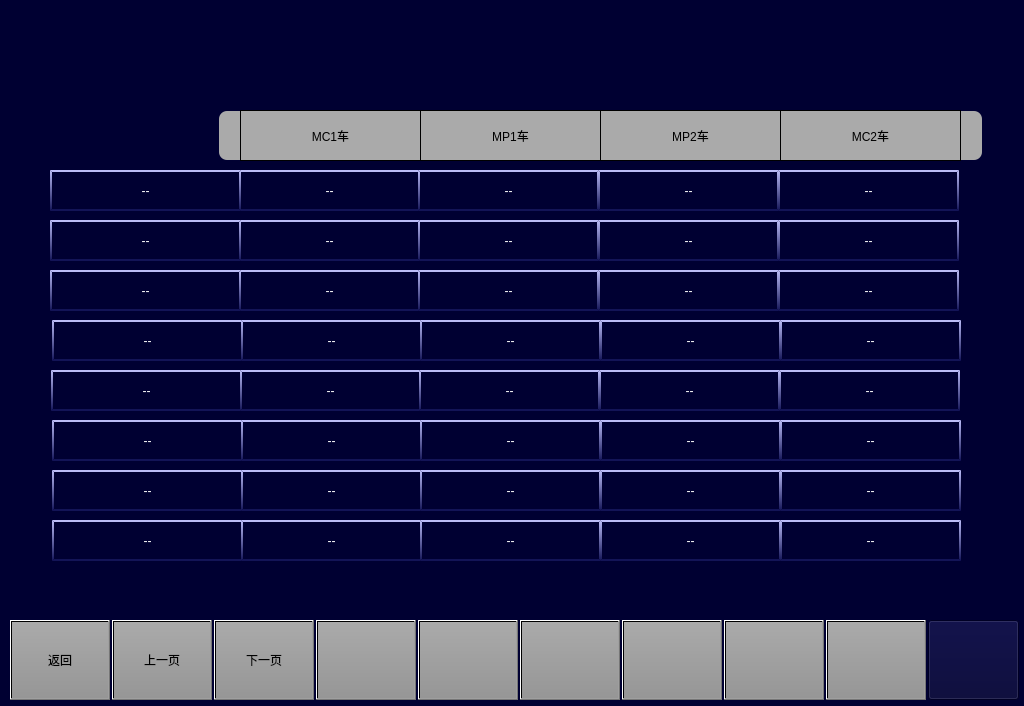
Qt form vehiclemaintaincetractsubsystempage.ui (994656234/HHL) before a commit.
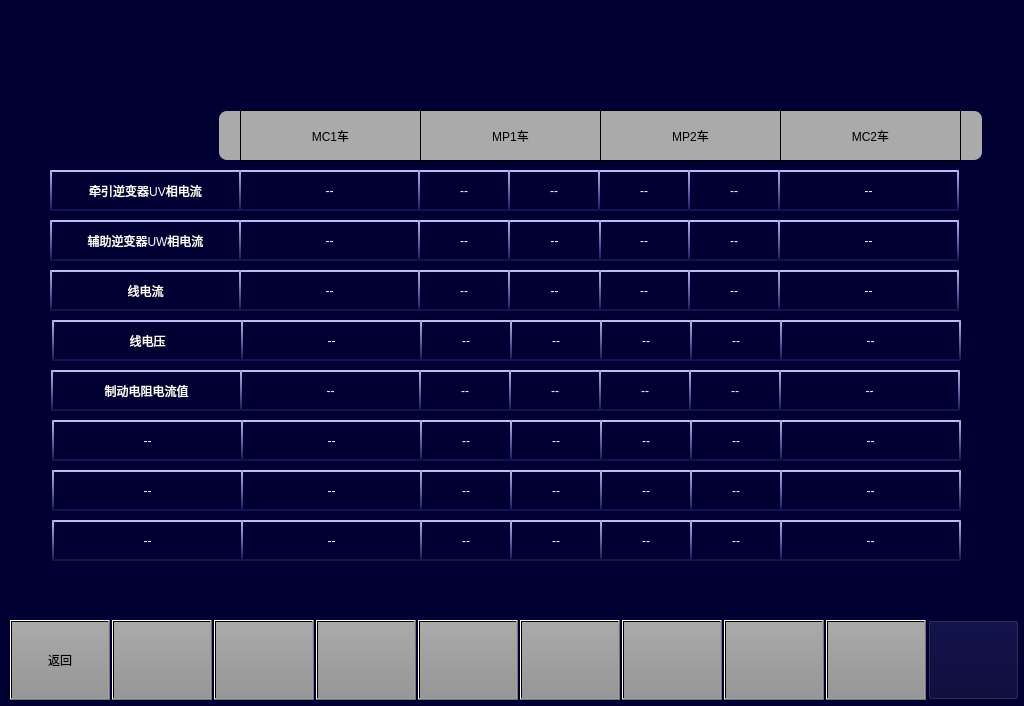
The same form after that commit. Icons and pictures are not drawn.

```diff
--- a/vehiclemaintaincetractsubsystempage.ui
+++ b/vehiclemaintaincetractsubsystempage.ui
@@ -76,7 +76,7 @@
 </string>
    </property>
    <property name="text">
-    <string>下一页</string>
+    <string/>
    </property>
   </widget>
   <widget class="QPushButton" name="BTN6">
@@ -117,7 +117,7 @@
     <string notr="true">font: 20px, &quot;微软雅黑&quot;;color: black;transparent;background:qlineargradient(spread:pad,x1:0,y1:0,x2:0,y2:1,stop:0 rgba(170,170,170,255),stop:1 rgba(150,150,150,255));</string>
    </property>
    <property name="text">
-    <string>上一页</string>
+    <string/>
    </property>
   </widget>
   <widget class="QPushButton" name="BTN7">
@@ -355,7 +355,7 @@
 background-color: rgb(0, 0, 50);</string>
    </property>
    <property name="text">
-    <string>--</string>
+    <string>牵引逆变器UV相电流</string>
    </property>
    <property name="alignment">
     <set>Qt::AlignCenter</set>
@@ -364,9 +364,9 @@
   <widget class="QLabel" name="line1_4">
    <property name="geometry">
     <rect>
-     <x>778</x>
+     <x>598</x>
      <y>170</y>
-     <width>181</width>
+     <width>92</width>
      <height>41</height>
     </rect>
    </property>
@@ -389,9 +389,9 @@
   <widget class="QLabel" name="line1_3">
    <property name="geometry">
     <rect>
-     <x>598</x>
+     <x>508</x>
      <y>170</y>
-     <width>181</width>
+     <width>92</width>
      <height>41</height>
     </rect>
    </property>
@@ -414,9 +414,9 @@
   <widget class="QLabel" name="line2_4">
    <property name="geometry">
     <rect>
-     <x>778</x>
+     <x>598</x>
      <y>220</y>
-     <width>181</width>
+     <width>92</width>
      <height>41</height>
     </rect>
    </property>
@@ -439,9 +439,9 @@
   <widget class="QLabel" name="line2_3">
    <property name="geometry">
     <rect>
-     <x>598</x>
+     <x>508</x>
      <y>220</y>
-     <width>181</width>
+     <width>93</width>
      <height>41</height>
     </rect>
    </property>
@@ -466,7 +466,7 @@
     <rect>
      <x>418</x>
      <y>220</y>
-     <width>181</width>
+     <width>92</width>
      <height>41</height>
     </rect>
    </property>
@@ -516,7 +516,7 @@
     <rect>
      <x>418</x>
      <y>170</y>
-     <width>181</width>
+     <width>92</width>
      <height>41</height>
     </rect>
    </property>
@@ -555,7 +555,7 @@
 background-color: rgb(0, 0, 50);</string>
    </property>
    <property name="text">
-    <string>--</string>
+    <string>辅助逆变器UW相电流</string>
    </property>
    <property name="alignment">
     <set>Qt::AlignCenter</set>
@@ -564,9 +564,9 @@
   <widget class="QLabel" name="line3_4">
    <property name="geometry">
     <rect>
-     <x>778</x>
+     <x>598</x>
      <y>270</y>
-     <width>181</width>
+     <width>92</width>
      <height>41</height>
     </rect>
    </property>
@@ -616,7 +616,7 @@
     <rect>
      <x>418</x>
      <y>270</y>
-     <width>181</width>
+     <width>92</width>
      <height>41</height>
     </rect>
    </property>
@@ -639,9 +639,9 @@
   <widget class="QLabel" name="line3_3">
    <property name="geometry">
     <rect>
-     <x>598</x>
+     <x>508</x>
      <y>270</y>
-     <width>181</width>
+     <width>93</width>
      <height>41</height>
     </rect>
    </property>
@@ -680,7 +680,7 @@
 background-color: rgb(0, 0, 50);</string>
    </property>
    <property name="text">
-    <string>--</string>
+    <string>线电流</string>
    </property>
    <property name="alignment">
     <set>Qt::AlignCenter</set>
@@ -705,7 +705,7 @@
 background-color: rgb(0, 0, 50);</string>
    </property>
    <property name="text">
-    <string>--</string>
+    <string>线电压</string>
    </property>
    <property name="alignment">
     <set>Qt::AlignCenter</set>
@@ -739,9 +739,9 @@
   <widget class="QLabel" name="line4_4">
    <property name="geometry">
     <rect>
-     <x>780</x>
+     <x>600</x>
      <y>320</y>
-     <width>181</width>
+     <width>92</width>
      <height>41</height>
     </rect>
    </property>
@@ -764,9 +764,9 @@
   <widget class="QLabel" name="line4_3">
    <property name="geometry">
     <rect>
-     <x>600</x>
+     <x>510</x>
      <y>320</y>
-     <width>181</width>
+     <width>92</width>
      <height>41</height>
     </rect>
    </property>
@@ -791,7 +791,7 @@
     <rect>
      <x>420</x>
      <y>320</y>
-     <width>181</width>
+     <width>92</width>
      <height>41</height>
     </rect>
    </property>
@@ -830,7 +830,7 @@
 background-color: rgb(0, 0, 50);</string>
    </property>
    <property name="text">
-    <string>--</string>
+    <string>制动电阻电流值</string>
    </property>
    <property name="alignment">
     <set>Qt::AlignCenter</set>
@@ -864,34 +864,34 @@
   <widget class="QLabel" name="line5_4">
    <property name="geometry">
     <rect>
-     <x>779</x>
-     <y>370</y>
-     <width>181</width>
-     <height>41</height>
-    </rect>
-   </property>
-   <property name="styleSheet">
-    <string notr="true">font:16px &quot;微软雅黑&quot; ;
-color: rgb(255, 255, 255);
-border-top:2px solid rgb(187,188,247);
-border-left: 2px solid qlineargradient(x1:0, y1:0, x2:0, y2:1,stop:0 rgb(187,188,247) , stop:1 rgb(19,20,87));
-border-right: 2px solid qlineargradient(x1:0, y1:0, x2:0, y2:1,stop:0 rgb(187,188,247) , stop:1 rgb(19,20,87));
-border-bottom:2px solid  rgb(19,20,87);
-background-color: rgb(0, 0, 50);</string>
-   </property>
-   <property name="text">
-    <string>--</string>
-   </property>
-   <property name="alignment">
-    <set>Qt::AlignCenter</set>
-   </property>
-  </widget>
-  <widget class="QLabel" name="line5_3">
-   <property name="geometry">
-    <rect>
      <x>599</x>
      <y>370</y>
-     <width>181</width>
+     <width>92</width>
+     <height>41</height>
+    </rect>
+   </property>
+   <property name="styleSheet">
+    <string notr="true">font:16px &quot;微软雅黑&quot; ;
+color: rgb(255, 255, 255);
+border-top:2px solid rgb(187,188,247);
+border-left: 2px solid qlineargradient(x1:0, y1:0, x2:0, y2:1,stop:0 rgb(187,188,247) , stop:1 rgb(19,20,87));
+border-right: 2px solid qlineargradient(x1:0, y1:0, x2:0, y2:1,stop:0 rgb(187,188,247) , stop:1 rgb(19,20,87));
+border-bottom:2px solid  rgb(19,20,87);
+background-color: rgb(0, 0, 50);</string>
+   </property>
+   <property name="text">
+    <string>--</string>
+   </property>
+   <property name="alignment">
+    <set>Qt::AlignCenter</set>
+   </property>
+  </widget>
+  <widget class="QLabel" name="line5_3">
+   <property name="geometry">
+    <rect>
+     <x>509</x>
+     <y>370</y>
+     <width>92</width>
      <height>41</height>
     </rect>
    </property>
@@ -916,7 +916,7 @@
     <rect>
      <x>419</x>
      <y>370</y>
-     <width>181</width>
+     <width>92</width>
      <height>41</height>
     </rect>
    </property>
@@ -989,9 +989,9 @@
   <widget class="QLabel" name="line6_4">
    <property name="geometry">
     <rect>
-     <x>780</x>
+     <x>600</x>
      <y>420</y>
-     <width>181</width>
+     <width>92</width>
      <height>41</height>
     </rect>
    </property>
@@ -1014,9 +1014,9 @@
   <widget class="QLabel" name="line6_3">
    <property name="geometry">
     <rect>
-     <x>600</x>
+     <x>510</x>
      <y>420</y>
-     <width>181</width>
+     <width>92</width>
      <height>41</height>
     </rect>
    </property>
@@ -1041,7 +1041,7 @@
     <rect>
      <x>420</x>
      <y>420</y>
-     <width>181</width>
+     <width>92</width>
      <height>41</height>
     </rect>
    </property>
@@ -1114,9 +1114,9 @@
   <widget class="QLabel" name="line7_4">
    <property name="geometry">
     <rect>
-     <x>780</x>
+     <x>600</x>
      <y>470</y>
-     <width>181</width>
+     <width>92</width>
      <height>41</height>
     </rect>
    </property>
@@ -1139,9 +1139,9 @@
   <widget class="QLabel" name="line7_3">
    <property name="geometry">
     <rect>
-     <x>600</x>
+     <x>510</x>
      <y>470</y>
-     <width>181</width>
+     <width>92</width>
      <height>41</height>
     </rect>
    </property>
@@ -1166,7 +1166,7 @@
     <rect>
      <x>420</x>
      <y>470</y>
-     <width>181</width>
+     <width>92</width>
      <height>41</height>
     </rect>
    </property>
@@ -1239,9 +1239,9 @@
   <widget class="QLabel" name="line8_4">
    <property name="geometry">
     <rect>
-     <x>780</x>
+     <x>600</x>
      <y>520</y>
-     <width>181</width>
+     <width>92</width>
      <height>41</height>
     </rect>
    </property>
@@ -1264,9 +1264,9 @@
   <widget class="QLabel" name="line8_3">
    <property name="geometry">
     <rect>
-     <x>600</x>
+     <x>510</x>
      <y>520</y>
-     <width>181</width>
+     <width>92</width>
      <height>41</height>
     </rect>
    </property>
@@ -1291,7 +1291,7 @@
     <rect>
      <x>420</x>
      <y>520</y>
-     <width>181</width>
+     <width>92</width>
      <height>41</height>
     </rect>
    </property>
@@ -1347,6 +1347,406 @@
     <string/>
    </property>
   </widget>
+  <widget class="QLabel" name="line2_5">
+   <property name="geometry">
+    <rect>
+     <x>688</x>
+     <y>220</y>
+     <width>92</width>
+     <height>41</height>
+    </rect>
+   </property>
+   <property name="styleSheet">
+    <string notr="true">font:16px &quot;微软雅黑&quot; ;
+color: rgb(255, 255, 255);
+border-top:2px solid rgb(187,188,247);
+border-left: 2px solid qlineargradient(x1:0, y1:0, x2:0, y2:1,stop:0 rgb(187,188,247) , stop:1 rgb(19,20,87));
+border-right: 2px solid qlineargradient(x1:0, y1:0, x2:0, y2:1,stop:0 rgb(187,188,247) , stop:1 rgb(19,20,87));
+border-bottom:2px solid  rgb(19,20,87);
+background-color: rgb(0, 0, 50);</string>
+   </property>
+   <property name="text">
+    <string>--</string>
+   </property>
+   <property name="alignment">
+    <set>Qt::AlignCenter</set>
+   </property>
+  </widget>
+  <widget class="QLabel" name="line5_5">
+   <property name="geometry">
+    <rect>
+     <x>689</x>
+     <y>370</y>
+     <width>92</width>
+     <height>41</height>
+    </rect>
+   </property>
+   <property name="styleSheet">
+    <string notr="true">font:16px &quot;微软雅黑&quot; ;
+color: rgb(255, 255, 255);
+border-top:2px solid rgb(187,188,247);
+border-left: 2px solid qlineargradient(x1:0, y1:0, x2:0, y2:1,stop:0 rgb(187,188,247) , stop:1 rgb(19,20,87));
+border-right: 2px solid qlineargradient(x1:0, y1:0, x2:0, y2:1,stop:0 rgb(187,188,247) , stop:1 rgb(19,20,87));
+border-bottom:2px solid  rgb(19,20,87);
+background-color: rgb(0, 0, 50);</string>
+   </property>
+   <property name="text">
+    <string>--</string>
+   </property>
+   <property name="alignment">
+    <set>Qt::AlignCenter</set>
+   </property>
+  </widget>
+  <widget class="QLabel" name="line7_5">
+   <property name="geometry">
+    <rect>
+     <x>690</x>
+     <y>470</y>
+     <width>92</width>
+     <height>41</height>
+    </rect>
+   </property>
+   <property name="styleSheet">
+    <string notr="true">font:16px &quot;微软雅黑&quot; ;
+color: rgb(255, 255, 255);
+border-top:2px solid rgb(187,188,247);
+border-left: 2px solid qlineargradient(x1:0, y1:0, x2:0, y2:1,stop:0 rgb(187,188,247) , stop:1 rgb(19,20,87));
+border-right: 2px solid qlineargradient(x1:0, y1:0, x2:0, y2:1,stop:0 rgb(187,188,247) , stop:1 rgb(19,20,87));
+border-bottom:2px solid  rgb(19,20,87);
+background-color: rgb(0, 0, 50);</string>
+   </property>
+   <property name="text">
+    <string>--</string>
+   </property>
+   <property name="alignment">
+    <set>Qt::AlignCenter</set>
+   </property>
+  </widget>
+  <widget class="QLabel" name="line3_5">
+   <property name="geometry">
+    <rect>
+     <x>688</x>
+     <y>270</y>
+     <width>92</width>
+     <height>41</height>
+    </rect>
+   </property>
+   <property name="styleSheet">
+    <string notr="true">font:16px &quot;微软雅黑&quot; ;
+color: rgb(255, 255, 255);
+border-top:2px solid rgb(187,188,247);
+border-left: 2px solid qlineargradient(x1:0, y1:0, x2:0, y2:1,stop:0 rgb(187,188,247) , stop:1 rgb(19,20,87));
+border-right: 2px solid qlineargradient(x1:0, y1:0, x2:0, y2:1,stop:0 rgb(187,188,247) , stop:1 rgb(19,20,87));
+border-bottom:2px solid  rgb(19,20,87);
+background-color: rgb(0, 0, 50);</string>
+   </property>
+   <property name="text">
+    <string>--</string>
+   </property>
+   <property name="alignment">
+    <set>Qt::AlignCenter</set>
+   </property>
+  </widget>
+  <widget class="QLabel" name="line6_5">
+   <property name="geometry">
+    <rect>
+     <x>690</x>
+     <y>420</y>
+     <width>92</width>
+     <height>41</height>
+    </rect>
+   </property>
+   <property name="styleSheet">
+    <string notr="true">font:16px &quot;微软雅黑&quot; ;
+color: rgb(255, 255, 255);
+border-top:2px solid rgb(187,188,247);
+border-left: 2px solid qlineargradient(x1:0, y1:0, x2:0, y2:1,stop:0 rgb(187,188,247) , stop:1 rgb(19,20,87));
+border-right: 2px solid qlineargradient(x1:0, y1:0, x2:0, y2:1,stop:0 rgb(187,188,247) , stop:1 rgb(19,20,87));
+border-bottom:2px solid  rgb(19,20,87);
+background-color: rgb(0, 0, 50);</string>
+   </property>
+   <property name="text">
+    <string>--</string>
+   </property>
+   <property name="alignment">
+    <set>Qt::AlignCenter</set>
+   </property>
+  </widget>
+  <widget class="QLabel" name="line8_5">
+   <property name="geometry">
+    <rect>
+     <x>690</x>
+     <y>520</y>
+     <width>92</width>
+     <height>41</height>
+    </rect>
+   </property>
+   <property name="styleSheet">
+    <string notr="true">font:16px &quot;微软雅黑&quot; ;
+color: rgb(255, 255, 255);
+border-top:2px solid rgb(187,188,247);
+border-left: 2px solid qlineargradient(x1:0, y1:0, x2:0, y2:1,stop:0 rgb(187,188,247) , stop:1 rgb(19,20,87));
+border-right: 2px solid qlineargradient(x1:0, y1:0, x2:0, y2:1,stop:0 rgb(187,188,247) , stop:1 rgb(19,20,87));
+border-bottom:2px solid  rgb(19,20,87);
+background-color: rgb(0, 0, 50);</string>
+   </property>
+   <property name="text">
+    <string>--</string>
+   </property>
+   <property name="alignment">
+    <set>Qt::AlignCenter</set>
+   </property>
+  </widget>
+  <widget class="QLabel" name="line4_5">
+   <property name="geometry">
+    <rect>
+     <x>690</x>
+     <y>320</y>
+     <width>92</width>
+     <height>41</height>
+    </rect>
+   </property>
+   <property name="styleSheet">
+    <string notr="true">font:16px &quot;微软雅黑&quot; ;
+color: rgb(255, 255, 255);
+border-top:2px solid rgb(187,188,247);
+border-left: 2px solid qlineargradient(x1:0, y1:0, x2:0, y2:1,stop:0 rgb(187,188,247) , stop:1 rgb(19,20,87));
+border-right: 2px solid qlineargradient(x1:0, y1:0, x2:0, y2:1,stop:0 rgb(187,188,247) , stop:1 rgb(19,20,87));
+border-bottom:2px solid  rgb(19,20,87);
+background-color: rgb(0, 0, 50);</string>
+   </property>
+   <property name="text">
+    <string>--</string>
+   </property>
+   <property name="alignment">
+    <set>Qt::AlignCenter</set>
+   </property>
+  </widget>
+  <widget class="QLabel" name="line1_5">
+   <property name="geometry">
+    <rect>
+     <x>688</x>
+     <y>170</y>
+     <width>92</width>
+     <height>41</height>
+    </rect>
+   </property>
+   <property name="styleSheet">
+    <string notr="true">font:16px &quot;微软雅黑&quot; ;
+color: rgb(255, 255, 255);
+border-top:2px solid rgb(187,188,247);
+border-left: 2px solid qlineargradient(x1:0, y1:0, x2:0, y2:1,stop:0 rgb(187,188,247) , stop:1 rgb(19,20,87));
+border-right: 2px solid qlineargradient(x1:0, y1:0, x2:0, y2:1,stop:0 rgb(187,188,247) , stop:1 rgb(19,20,87));
+border-bottom:2px solid  rgb(19,20,87);
+background-color: rgb(0, 0, 50);</string>
+   </property>
+   <property name="text">
+    <string>--</string>
+   </property>
+   <property name="alignment">
+    <set>Qt::AlignCenter</set>
+   </property>
+  </widget>
+  <widget class="QLabel" name="line8_6">
+   <property name="geometry">
+    <rect>
+     <x>780</x>
+     <y>520</y>
+     <width>181</width>
+     <height>41</height>
+    </rect>
+   </property>
+   <property name="styleSheet">
+    <string notr="true">font:16px &quot;微软雅黑&quot; ;
+color: rgb(255, 255, 255);
+border-top:2px solid rgb(187,188,247);
+border-left: 2px solid qlineargradient(x1:0, y1:0, x2:0, y2:1,stop:0 rgb(187,188,247) , stop:1 rgb(19,20,87));
+border-right: 2px solid qlineargradient(x1:0, y1:0, x2:0, y2:1,stop:0 rgb(187,188,247) , stop:1 rgb(19,20,87));
+border-bottom:2px solid  rgb(19,20,87);
+background-color: rgb(0, 0, 50);</string>
+   </property>
+   <property name="text">
+    <string>--</string>
+   </property>
+   <property name="alignment">
+    <set>Qt::AlignCenter</set>
+   </property>
+  </widget>
+  <widget class="QLabel" name="line3_6">
+   <property name="geometry">
+    <rect>
+     <x>778</x>
+     <y>270</y>
+     <width>181</width>
+     <height>41</height>
+    </rect>
+   </property>
+   <property name="styleSheet">
+    <string notr="true">font:16px &quot;微软雅黑&quot; ;
+color: rgb(255, 255, 255);
+border-top:2px solid rgb(187,188,247);
+border-left: 2px solid qlineargradient(x1:0, y1:0, x2:0, y2:1,stop:0 rgb(187,188,247) , stop:1 rgb(19,20,87));
+border-right: 2px solid qlineargradient(x1:0, y1:0, x2:0, y2:1,stop:0 rgb(187,188,247) , stop:1 rgb(19,20,87));
+border-bottom:2px solid  rgb(19,20,87);
+background-color: rgb(0, 0, 50);</string>
+   </property>
+   <property name="text">
+    <string>--</string>
+   </property>
+   <property name="alignment">
+    <set>Qt::AlignCenter</set>
+   </property>
+  </widget>
+  <widget class="QLabel" name="line7_6">
+   <property name="geometry">
+    <rect>
+     <x>780</x>
+     <y>470</y>
+     <width>181</width>
+     <height>41</height>
+    </rect>
+   </property>
+   <property name="styleSheet">
+    <string notr="true">font:16px &quot;微软雅黑&quot; ;
+color: rgb(255, 255, 255);
+border-top:2px solid rgb(187,188,247);
+border-left: 2px solid qlineargradient(x1:0, y1:0, x2:0, y2:1,stop:0 rgb(187,188,247) , stop:1 rgb(19,20,87));
+border-right: 2px solid qlineargradient(x1:0, y1:0, x2:0, y2:1,stop:0 rgb(187,188,247) , stop:1 rgb(19,20,87));
+border-bottom:2px solid  rgb(19,20,87);
+background-color: rgb(0, 0, 50);</string>
+   </property>
+   <property name="text">
+    <string>--</string>
+   </property>
+   <property name="alignment">
+    <set>Qt::AlignCenter</set>
+   </property>
+  </widget>
+  <widget class="QLabel" name="line6_6">
+   <property name="geometry">
+    <rect>
+     <x>780</x>
+     <y>420</y>
+     <width>181</width>
+     <height>41</height>
+    </rect>
+   </property>
+   <property name="styleSheet">
+    <string notr="true">font:16px &quot;微软雅黑&quot; ;
+color: rgb(255, 255, 255);
+border-top:2px solid rgb(187,188,247);
+border-left: 2px solid qlineargradient(x1:0, y1:0, x2:0, y2:1,stop:0 rgb(187,188,247) , stop:1 rgb(19,20,87));
+border-right: 2px solid qlineargradient(x1:0, y1:0, x2:0, y2:1,stop:0 rgb(187,188,247) , stop:1 rgb(19,20,87));
+border-bottom:2px solid  rgb(19,20,87);
+background-color: rgb(0, 0, 50);</string>
+   </property>
+   <property name="text">
+    <string>--</string>
+   </property>
+   <property name="alignment">
+    <set>Qt::AlignCenter</set>
+   </property>
+  </widget>
+  <widget class="QLabel" name="line1_6">
+   <property name="geometry">
+    <rect>
+     <x>778</x>
+     <y>170</y>
+     <width>181</width>
+     <height>41</height>
+    </rect>
+   </property>
+   <property name="styleSheet">
+    <string notr="true">font:16px &quot;微软雅黑&quot; ;
+color: rgb(255, 255, 255);
+border-top:2px solid rgb(187,188,247);
+border-left: 2px solid qlineargradient(x1:0, y1:0, x2:0, y2:1,stop:0 rgb(187,188,247) , stop:1 rgb(19,20,87));
+border-right: 2px solid qlineargradient(x1:0, y1:0, x2:0, y2:1,stop:0 rgb(187,188,247) , stop:1 rgb(19,20,87));
+border-bottom:2px solid  rgb(19,20,87);
+background-color: rgb(0, 0, 50);</string>
+   </property>
+   <property name="text">
+    <string>--</string>
+   </property>
+   <property name="alignment">
+    <set>Qt::AlignCenter</set>
+   </property>
+  </widget>
+  <widget class="QLabel" name="line4_6">
+   <property name="geometry">
+    <rect>
+     <x>780</x>
+     <y>320</y>
+     <width>181</width>
+     <height>41</height>
+    </rect>
+   </property>
+   <property name="styleSheet">
+    <string notr="true">font:16px &quot;微软雅黑&quot; ;
+color: rgb(255, 255, 255);
+border-top:2px solid rgb(187,188,247);
+border-left: 2px solid qlineargradient(x1:0, y1:0, x2:0, y2:1,stop:0 rgb(187,188,247) , stop:1 rgb(19,20,87));
+border-right: 2px solid qlineargradient(x1:0, y1:0, x2:0, y2:1,stop:0 rgb(187,188,247) , stop:1 rgb(19,20,87));
+border-bottom:2px solid  rgb(19,20,87);
+background-color: rgb(0, 0, 50);</string>
+   </property>
+   <property name="text">
+    <string>--</string>
+   </property>
+   <property name="alignment">
+    <set>Qt::AlignCenter</set>
+   </property>
+  </widget>
+  <widget class="QLabel" name="line5_6">
+   <property name="geometry">
+    <rect>
+     <x>779</x>
+     <y>370</y>
+     <width>181</width>
+     <height>41</height>
+    </rect>
+   </property>
+   <property name="styleSheet">
+    <string notr="true">font:16px &quot;微软雅黑&quot; ;
+color: rgb(255, 255, 255);
+border-top:2px solid rgb(187,188,247);
+border-left: 2px solid qlineargradient(x1:0, y1:0, x2:0, y2:1,stop:0 rgb(187,188,247) , stop:1 rgb(19,20,87));
+border-right: 2px solid qlineargradient(x1:0, y1:0, x2:0, y2:1,stop:0 rgb(187,188,247) , stop:1 rgb(19,20,87));
+border-bottom:2px solid  rgb(19,20,87);
+background-color: rgb(0, 0, 50);</string>
+   </property>
+   <property name="text">
+    <string>--</string>
+   </property>
+   <property name="alignment">
+    <set>Qt::AlignCenter</set>
+   </property>
+  </widget>
+  <widget class="QLabel" name="line2_6">
+   <property name="geometry">
+    <rect>
+     <x>778</x>
+     <y>220</y>
+     <width>181</width>
+     <height>41</height>
+    </rect>
+   </property>
+   <property name="styleSheet">
+    <string notr="true">font:16px &quot;微软雅黑&quot; ;
+color: rgb(255, 255, 255);
+border-top:2px solid rgb(187,188,247);
+border-left: 2px solid qlineargradient(x1:0, y1:0, x2:0, y2:1,stop:0 rgb(187,188,247) , stop:1 rgb(19,20,87));
+border-right: 2px solid qlineargradient(x1:0, y1:0, x2:0, y2:1,stop:0 rgb(187,188,247) , stop:1 rgb(19,20,87));
+border-bottom:2px solid  rgb(19,20,87);
+background-color: rgb(0, 0, 50);</string>
+   </property>
+   <property name="text">
+    <string>--</string>
+   </property>
+   <property name="alignment">
+    <set>Qt::AlignCenter</set>
+   </property>
+  </widget>
  </widget>
  <resources/>
  <connections/>
```
